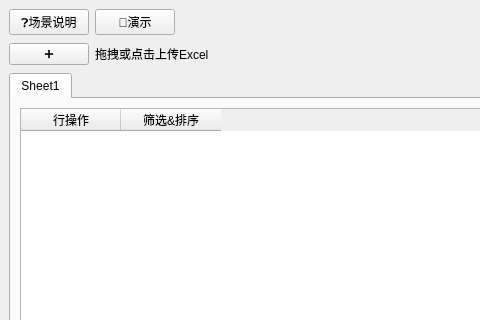
This is yrx_project/client/ui/merged_cell.ui in Cookie-HOO/yrx_project as Qt 5 draws it before an edit; both pictures show x 0 to 480 and y 0 to 320 of the 1355 by 619 pixel window. The edited form follows.
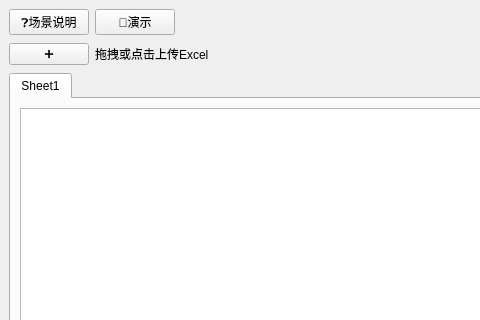
This is the edited form.

```diff
--- a/yrx_project/client/ui/merged_cell.ui
+++ b/yrx_project/client/ui/merged_cell.ui
@@ -148,18 +148,7 @@
        </attribute>
        <layout class="QHBoxLayout" name="horizontalLayout">
         <item>
-         <widget class="QTableWidget" name="sheet1_table">
-          <column>
-           <property name="text">
-            <string>行操作</string>
-           </property>
-          </column>
-          <column>
-           <property name="text">
-            <string>筛选&amp;排序</string>
-           </property>
-          </column>
-         </widget>
+         <widget class="QTableWidget" name="sheet1_table"/>
         </item>
        </layout>
       </widget>
```
